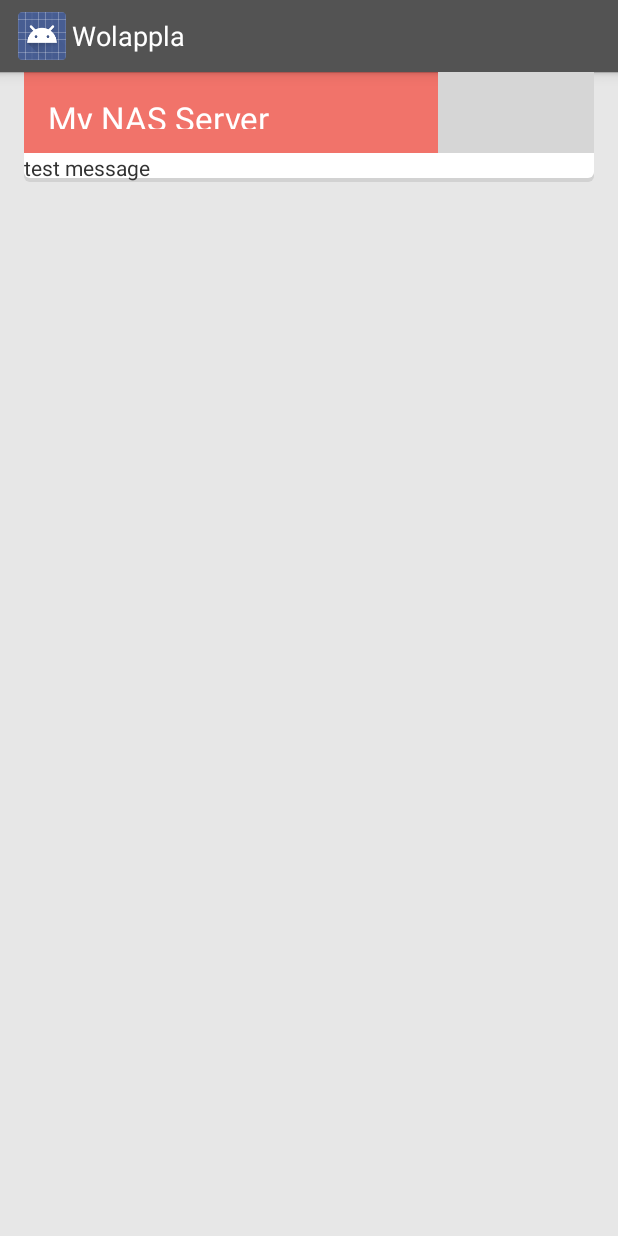
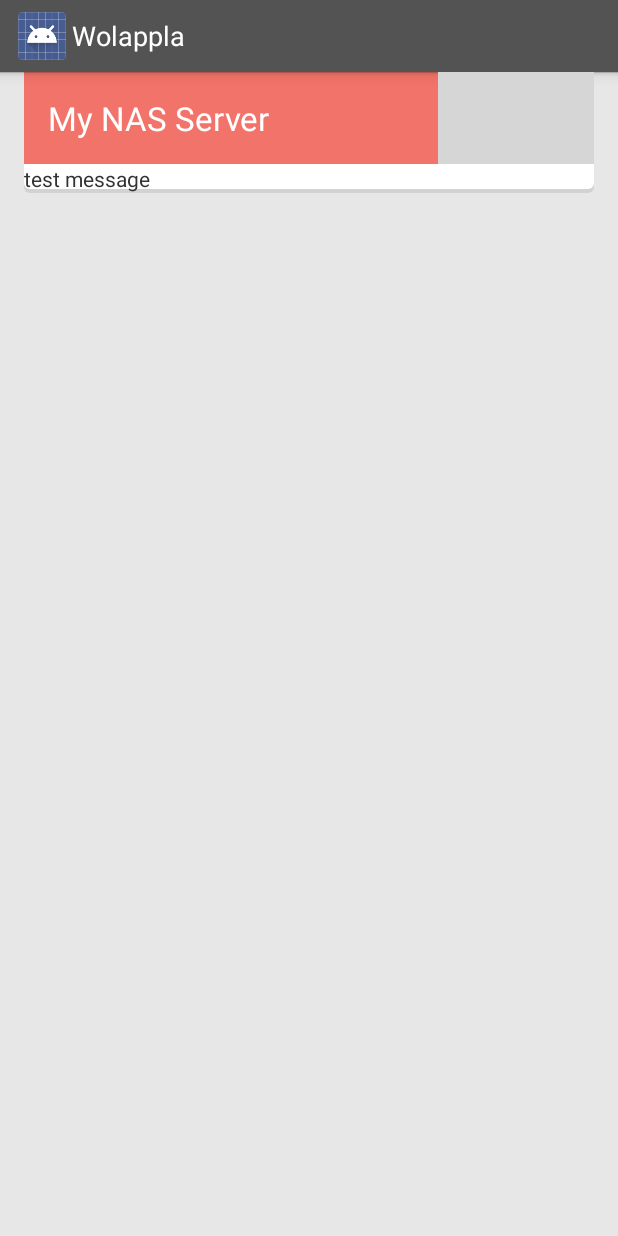
Before and after one commit to astrapi/wolappla, an Android app: the layout list_item_device_refactored.xml on its own in the app's theme, with its tools: preview values and no code run, on a phone screen of 412 x 824 dp. Run offline under Robolectric (Android 15) with nearby library versions, the phone set to English and light mode, and no system bars; grey boxes are pictures that could not be loaded.

Commit message:
Issue #10: Fix compile error in card item

```diff
--- a/main/src/main/res/layout/list_item_device_refactored.xml
+++ b/main/src/main/res/layout/list_item_device_refactored.xml
@@ -12,24 +12,15 @@
     <RelativeLayout android:id="@+id/card_item_title_area"
                     android:layout_width="match_parent"
                     android:layout_height="wrap_content"
+                    android:layout_alignParentLeft="true"
                     android:layout_alignParentTop="true"
+                    android:layout_alignParentRight="true"
                     android:background="@color/card_title_background">
 
-      <!--suppress AndroidLintContentDescription -->
-      <ImageButton android:id="@+id/card_item_title_actions"
-                   android:layout_width="wrap_content"
-                   android:layout_height="54sp"
-                   android:layout_alignParentRight="true"
-                   android:src="@drawable/ic_action_play"
-                   android:background="@drawable/card_item_selector_title_actions"
-                   style="?android:attr/borderlessButtonStyle"/>
       <TextView android:id="@+id/card_item_title_text"
                 android:layout_width="match_parent"
                 android:layout_height="wrap_content"
-                android:layout_alignParentLeft="true"
-                android:layout_alignTop="@id/card_item_title_actions"
-                android:layout_alignBottom="@id/card_item_title_actions"
-                android:layout_toLeftOf="@id/card_item_title_actions"
+                android:layout_toLeftOf="@+id/card_item_title_actions"
                 android:ellipsize="end"
                 android:gravity="left|center_vertical"
                 android:padding="16dp"
@@ -37,12 +28,25 @@
                 android:textAppearance="?android:attr/textAppearanceLarge"
                 android:textColor="@color/card_title_foreground"
                 android:text="My NAS Server"/>
+      <!--suppress AndroidLintContentDescription -->
+      <ImageButton android:id="@+id/card_item_title_actions"
+                   android:layout_width="wrap_content"
+                   android:layout_height="wrap_content"
+                   android:layout_alignParentRight="true"
+                   android:layout_alignTop="@id/card_item_title_text"
+                   android:layout_alignBottom="@id/card_item_title_text"
+                   android:layout_centerVertical="true"
+                   android:background="@drawable/card_item_selector_title_actions"
+                   android:src="@drawable/ic_action_play"
+                   style="?android:attr/borderlessButtonStyle"/>
+
     </RelativeLayout>
 
     <TextView android:layout_width="match_parent"
               android:layout_height="wrap_content"
               android:layout_below="@id/card_item_title_area"
               android:text="test message"/>
+
   </RelativeLayout>
 
 </FrameLayout>
```
